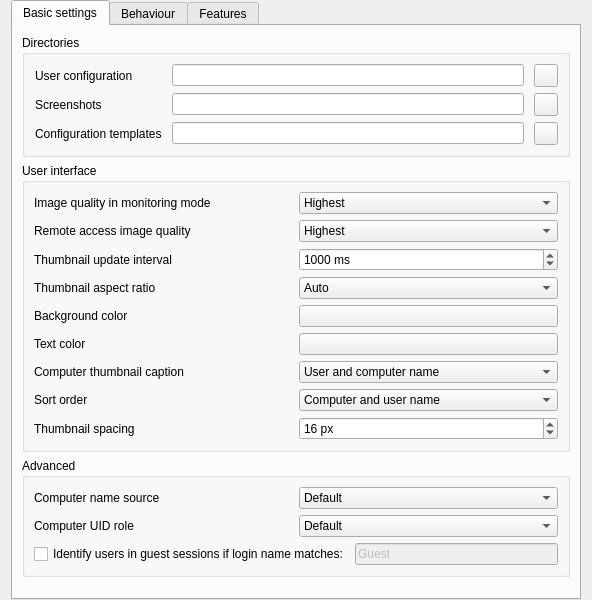
First picture: the form in configurator/src/MasterConfigurationPage.ui, repository veyon/veyon, before the edit.
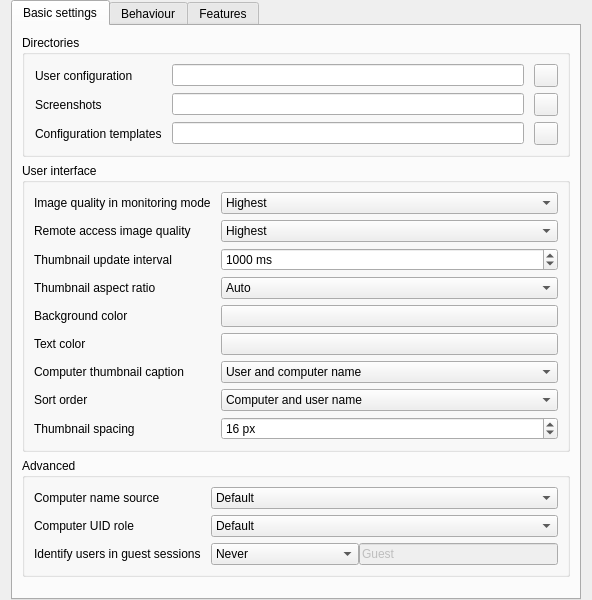
Second picture: the form after the edit. Icons and pictures are not drawn.

Commit message:
Add support for recognizing guest users by full name
This makes the configuration of guest user identification more
straightforward and at the same time allows to recognize guest users by
full name. This is required for guest accounts on Intune-managed shared
devices where the corresponding local account name is a dynamic value
such as shpctac0fff0 while only the users display name is e.g. "Guest".

What changed in the file:
```diff
--- a/configurator/src/MasterConfigurationPage.ui
+++ b/configurator/src/MasterConfigurationPage.ui
@@ -93,7 +93,10 @@
          <property name="title">
           <string>User interface</string>
          </property>
-         <layout class="QGridLayout" name="gridLayout_2">
+         <layout class="QGridLayout" name="gridLayout_2" columnstretch="0,1">
+          <property name="horizontalSpacing">
+           <number>10</number>
+          </property>
           <item row="5" column="0">
            <widget class="QLabel" name="label_9">
             <property name="text">
@@ -339,7 +342,17 @@
          <property name="title">
           <string>Advanced</string>
          </property>
-         <layout class="QGridLayout" name="gridLayout_4">
+         <layout class="QGridLayout" name="gridLayout_4" columnstretch="0,1">
+          <property name="horizontalSpacing">
+           <number>10</number>
+          </property>
+          <item row="1" column="0">
+           <widget class="QLabel" name="computerUidRoleContentLabel">
+            <property name="text">
+             <string>Computer UID role</string>
+            </property>
+           </widget>
+          </item>
           <item row="0" column="0">
            <widget class="QLabel" name="computerNameSourceLabel">
             <property name="text">
@@ -391,13 +404,6 @@
             </item>
            </widget>
           </item>
-          <item row="1" column="0">
-           <widget class="QLabel" name="computerUidRoleContentLabel">
-            <property name="text">
-             <string>Computer UID role</string>
-            </property>
-           </widget>
-          </item>
           <item row="1" column="1">
            <widget class="QComboBox" name="computerUidRoleContent">
             <item>
@@ -412,17 +418,39 @@
             </item>
            </widget>
           </item>
-          <item row="2" column="0" colspan="2">
-           <layout class="QHBoxLayout" name="horizontalLayout_2">
+          <item row="2" column="0">
+           <widget class="QLabel" name="identifyUsersInGuestSessionsLabel">
+            <property name="text">
+             <string>Identify users in guest sessions</string>
+            </property>
+           </widget>
+          </item>
+          <item row="2" column="1">
+           <layout class="QHBoxLayout" name="_2">
             <item>
-             <widget class="QCheckBox" name="identifyUsersInGuestSessions">
-              <property name="text">
-               <string>Identify users in guest sessions if login name matches:</string>
+             <widget class="QComboBox" name="guestUserProperty">
+              <property name="sizeAdjustPolicy">
+               <enum>QComboBox::SizeAdjustPolicy::AdjustToContents</enum>
               </property>
+              <item>
+               <property name="text">
+                <string>Never</string>
+               </property>
+              </item>
+              <item>
+               <property name="text">
+                <string>If login name matches</string>
+               </property>
+              </item>
+              <item>
+               <property name="text">
+                <string>If full name matches</string>
+               </property>
+              </item>
              </widget>
             </item>
             <item>
-             <widget class="QLineEdit" name="guestUserLoginName">
+             <widget class="QLineEdit" name="guestUserValue">
               <property name="enabled">
                <bool>false</bool>
               </property>
```
Left out of the diff: 22 changed lines with no effect on the pictures. The commit also changes 5 other files.
